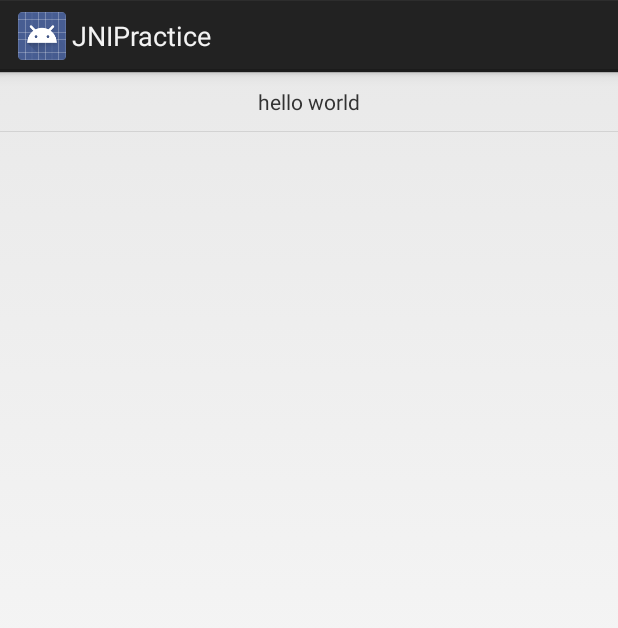
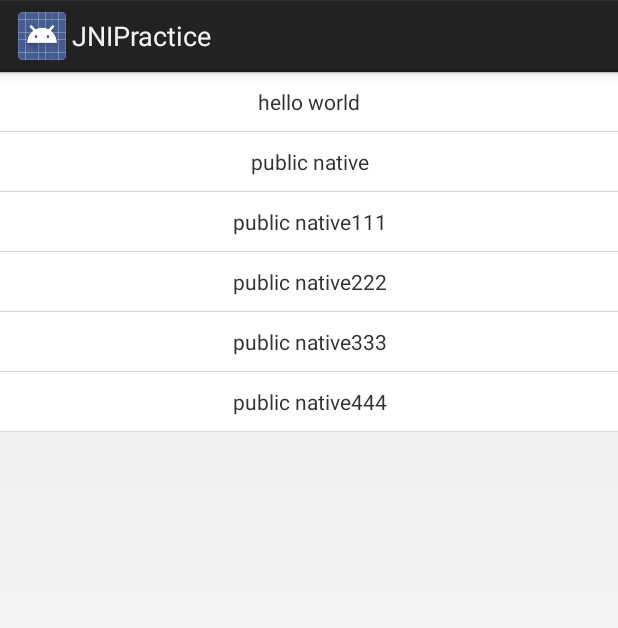
Before and after one commit to GitHub-bigT/jni, an Android app: the screen it shows after launch (MainActivity), on a phone screen of 412 x 824 dp. Shown: the top 628 px of the screen. Run offline under Robolectric (Android 15) with nearby library versions, the phone set to English and light mode, and no system bars.

Commit message:
update recycleview , add public native

```diff
--- a/JNIPractice/app/src/main/AndroidManifest.xml
+++ b/JNIPractice/app/src/main/AndroidManifest.xml
@@ -9,7 +9,7 @@
         android:roundIcon="@mipmap/ic_launcher_round"
         android:supportsRtl="true"
         android:theme="@style/AppTheme">
-        <activity android:name=".MainActivity">
+        <activity android:name=".activity.MainActivity">
             <intent-filter>
                 <action android:name="android.intent.action.MAIN" />
 
@@ -17,7 +17,9 @@
             </intent-filter>
         </activity>
         <!--hello world-->
-        <activity android:name=".HelloWorldActivity"/>
+        <activity android:name=".activity.HelloWorldActivity"/>
+        <!--public native-->
+        <activity android:name=".activity.PublicNativeActivity"/>
     </application>
 
 </manifest>
--- a/JNIPractice/app/src/main/java/ricoh/jnipractice/HelloWorldActivity.java
+++ b/JNIPractice/app/src/main/java/ricoh/jnipractice/activity/HelloWorldActivity.java
@@ -1,9 +1,11 @@
-package ricoh.jnipractice;
+package ricoh.jnipractice.activity;
 
 import android.app.Activity;
 import android.os.Bundle;
 import android.support.annotation.Nullable;
 import android.widget.TextView;
+
+import ricoh.jnipractice.R;
 
 /**
  * Created by bigT on 2017/7/14.
--- a/JNIPractice/app/src/main/java/ricoh/jnipractice/MainActivity.java
+++ b/JNIPractice/app/src/main/java/ricoh/jnipractice/activity/MainActivity.java
@@ -1,4 +1,4 @@
-package ricoh.jnipractice;
+package ricoh.jnipractice.activity;
 
 import android.app.Activity;
 import android.content.Intent;
@@ -13,6 +13,10 @@ import android.widget.TextView;
 
 import java.util.ArrayList;
 import java.util.List;
+
+import ricoh.jnipractice.constants.Constants;
+import ricoh.jnipractice.other.DividerItemDecoration;
+import ricoh.jnipractice.R;
 
 public class MainActivity extends Activity {
     private RecyclerView mRecycleView;
@@ -29,6 +33,11 @@ public class MainActivity extends Activity {
     private void initList() {
         Log.i(Constants.TAG,"activity: init list");
         mList.add("hello world");
+        mList.add("public native");
+        mList.add("public native111");
+        mList.add("public native222");
+        mList.add("public native333");
+        mList.add("public native444");
     }
 
     private void initViews() {
@@ -49,6 +58,11 @@ public class MainActivity extends Activity {
                     case 0:
                         Intent intent1 = new Intent(MainActivity.this,HelloWorldActivity.class);
                         startActivity(intent1);
+                        break;
+                    //public native
+                    case 1:
+                        Intent intent2 = new Intent(MainActivity.this,PublicNativeActivity.class);
+                        startActivity(intent2);
                         break;
                 }
             }
@@ -82,6 +96,7 @@ public class MainActivity extends Activity {
             Log.i(Constants.TAG,"adapter: onBindViewHolder");
             holder.rv_item_tv.setText(mList.get(position));
             Log.i(Constants.TAG,"adapter: set text");
+            Log.i(Constants.TAG,"mmm"+mList.get(position));
             if (onItemClickListener != null) {
                 holder.rv_item_tv.setOnClickListener(new View.OnClickListener() {
                     @Override
--- a/JNIPractice/app/src/main/java/ricoh/jnipractice/Constants.java
+++ b/JNIPractice/app/src/main/java/ricoh/jnipractice/constants/Constants.java
@@ -1,4 +1,4 @@
-package ricoh.jnipractice;
+package ricoh.jnipractice.constants;
 
 /**
  * Created by bigT on 2017/7/14.
--- a/JNIPractice/app/src/main/java/ricoh/jnipractice/DividerItemDecoration.java
+++ b/JNIPractice/app/src/main/java/ricoh/jnipractice/other/DividerItemDecoration.java
@@ -1,4 +1,4 @@
-package ricoh.jnipractice;
+package ricoh.jnipractice.other;
 
 /*
  * Copyright (C) 2014 The Android Open Source Project
--- /dev/null
+++ b/JNIPractice/app/src/main/res/drawable/rv_item.xml
@@ -0,0 +1,5 @@
+<?xml version="1.0" encoding="utf-8"?>
+<selector xmlns:android="http://schemas.android.com/apk/res/android">
+    <item android:drawable="@color/colorAccent" android:state_pressed="true"/>
+    <item android:drawable="@color/colorWhite" />
+</selector>
--- a/JNIPractice/app/src/main/res/layout/activity_main.xml
+++ b/JNIPractice/app/src/main/res/layout/activity_main.xml
@@ -5,7 +5,7 @@
     xmlns:tools="http://schemas.android.com/tools"
     android:layout_width="match_parent"
     android:layout_height="match_parent"
-    tools:context="ricoh.jnipractice.MainActivity">
+    tools:context="ricoh.jnipractice.activity.MainActivity">
     <android.support.v7.widget.RecyclerView
         android:id="@+id/main_rv"
         android:layout_width="match_parent"
--- a/JNIPractice/app/src/main/res/layout/rv_item.xml
+++ b/JNIPractice/app/src/main/res/layout/rv_item.xml
@@ -1,14 +1,16 @@
 <?xml version="1.0" encoding="utf-8"?>
 <RelativeLayout xmlns:android="http://schemas.android.com/apk/res/android"
-    android:layout_width="match_parent"
-    android:layout_height="match_parent">
+    android:layout_width="wrap_content"
+    android:layout_height="wrap_content"
+    >
 
     <TextView
         android:id="@+id/rv_item_tv"
-        android:layout_width="wrap_content"
+        android:layout_width="match_parent"
         android:layout_height="wrap_content"
-        android:layout_centerHorizontal="true"
-        android:layout_centerVertical="true"
-        android:layout_marginTop="10dp"
-        android:layout_marginBottom="10dp"/>
+        android:textAlignment="center"
+        android:paddingTop="10dp"
+        android:paddingBottom="10dp"
+        android:background="@drawable/rv_item"
+        />
 </RelativeLayout>
--- a/JNIPractice/app/src/main/res/values/colors.xml
+++ b/JNIPractice/app/src/main/res/values/colors.xml
@@ -3,4 +3,5 @@
     <color name="colorPrimary">#3F51B5</color>
     <color name="colorPrimaryDark">#303F9F</color>
     <color name="colorAccent">#FF4081</color>
+    <color name="colorWhite">#FFFFFF</color>
 </resources>
```
Also changed, not shown: JNIPractice/app/src/main/java/ricoh/jnipractice/activity/PublicNativeActivity.java (added, +28 -0 lines), JNIPractice/app/src/main/java/ricoh/jnipractice/publicnative/PublicNative.java (added, +12 -0 lines), JNIPractice/app/src/main/res/layout/activity_public.xml (added, +12 -0 lines), 8 other files.
